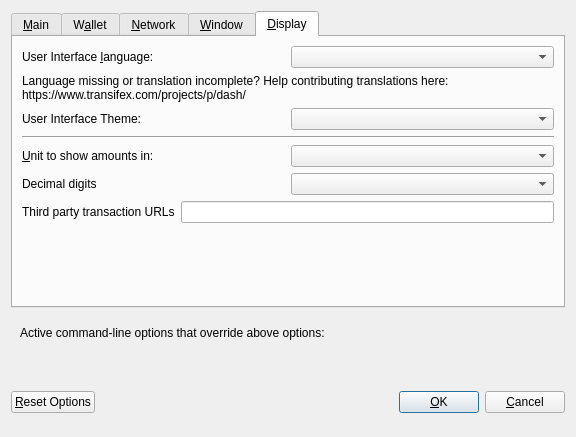
Above: src/qt/forms/optionsdialog.ui from KeplerPay/kepler-dev before the change. Below: the same form after it.
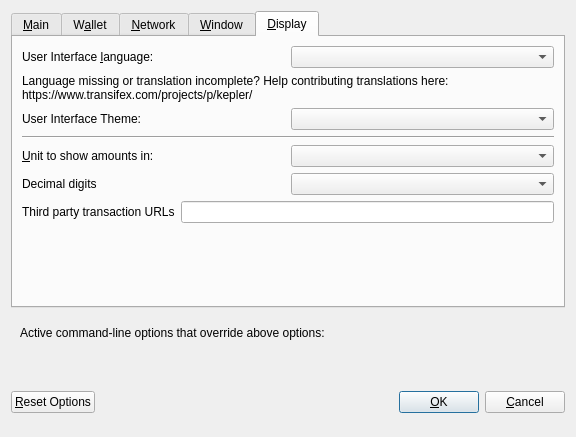
That is the form after the change. The open tabs and pages were chosen to show the change. Custom widgets are drawn as their Qt base class.

Patch:
```diff
--- a/src/qt/forms/optionsdialog.ui
+++ b/src/qt/forms/optionsdialog.ui
@@ -703,7 +703,7 @@
          </property>
          <property name="text">
           <string>Language missing or translation incomplete? Help contributing translations here:
-https://www.transifex.com/projects/p/dash/</string>
+https://www.transifex.com/projects/p/kepler/</string>
          </property>
          <property name="wordWrap">
           <bool>true</bool>
```
